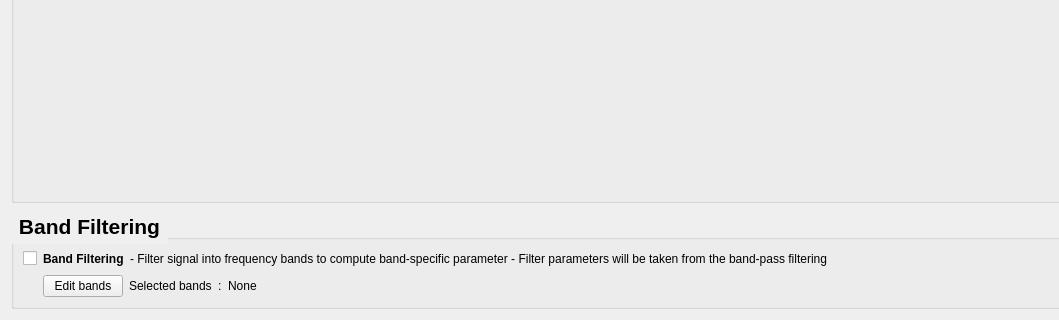
Before: the Qt Designer form eeg_features/preprocessing/view.ui in medusabci/medusa-analyzer, drawn with Qt 5; both pictures show x 0 to 1059 and y 340 to 660 of the 1399 by 660 pixel window.
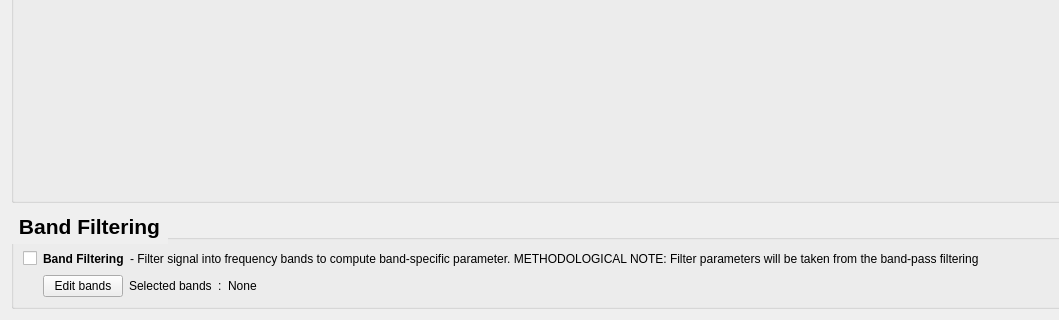
After: the same form once the commit is applied.

What changed in the file:
```diff
--- a/eeg_features/preprocessing/view.ui
+++ b/eeg_features/preprocessing/view.ui
@@ -851,7 +851,7 @@
         <item>
          <widget class="QLabel" name="label">
           <property name="text">
-           <string>- Filter signal into frequency bands to compute band-specific parameter - Filter parameters will be taken from the band-pass filtering</string>
+           <string>- Filter signal into frequency bands to compute band-specific parameter. METHODOLOGICAL NOTE: Filter parameters will be taken from the band-pass filtering</string>
           </property>
          </widget>
         </item>
```
